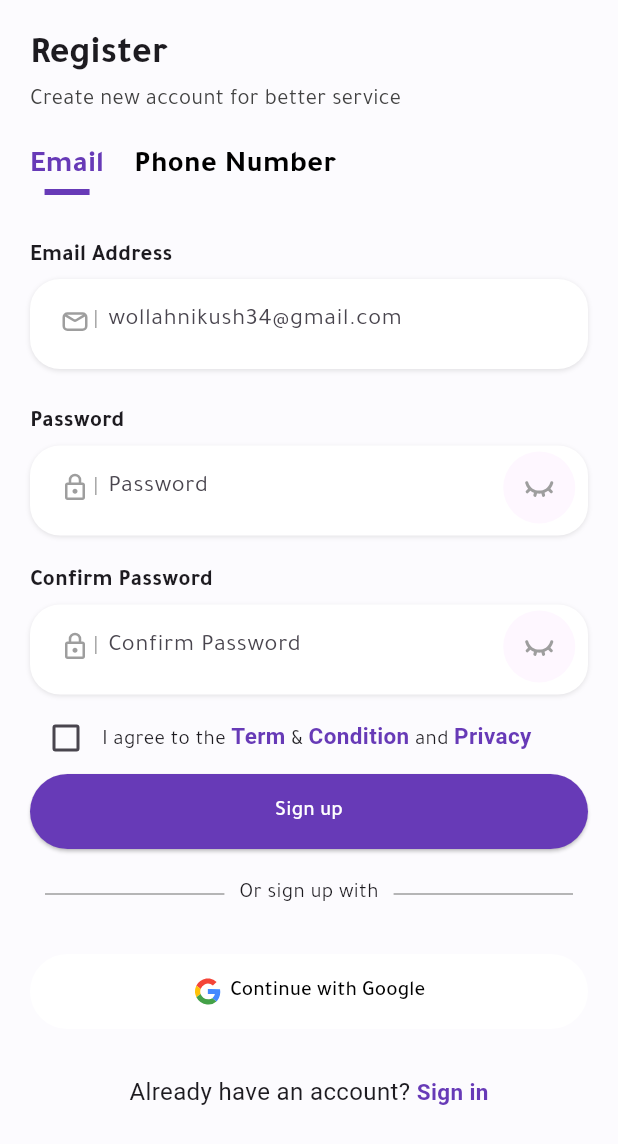
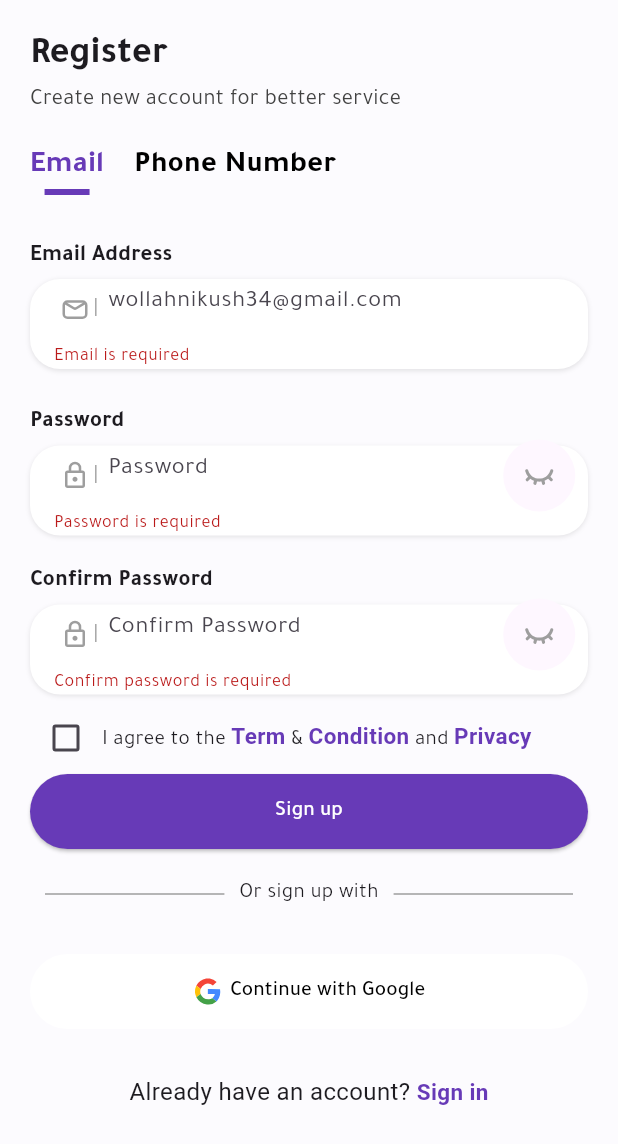
Before and after one commit to sajjadleith/dummy-project, a Flutter app: the screen it shows after launch, after a tap on "Sign up", on a phone screen of 412 x 824 dp. Shown: the top 1144 px of the screen. Run offline on Flutter 3.47's test engine with Material 3 defaults, Android fonts, the light colour scheme and no system bars; our stand-ins replace flutter_svg.

Commit message:
Making form and validators

```diff
--- a/lib/core/widgets/custome_email.dart
+++ b/lib/core/widgets/custome_email.dart
@@ -4,7 +4,8 @@
 import '../app-constain.dart';
 
 class CustomeEmail extends StatefulWidget {
-  const CustomeEmail({super.key});
+  const CustomeEmail({super.key, required this.controller});
+  final TextEditingController controller;
 
   @override
   State<CustomeEmail> createState() => _CustomeEmailState();
@@ -28,6 +29,7 @@
           ],
         ),
         child: TextFormField(
+          controller: widget.controller,
           decoration: InputDecoration(
             prefixIcon: Row(
               mainAxisSize: MainAxisSize.min,
@@ -35,17 +37,11 @@
               crossAxisAlignment: CrossAxisAlignment.center,
               children: [
                 Padding(
-                  padding: const EdgeInsets.only(
-                    left: 20,
-                    right: 2,
-                  ),
+                  padding: const EdgeInsets.only(left: 20, right: 2),
                   child: SvgPicture.asset(
                     AppConstain.mail2,
                     width: 20,
-                    colorFilter: ColorFilter.mode(
-                      Colors.grey,
-                      BlendMode.srcIn,
-                    ),
+                    colorFilter: ColorFilter.mode(Colors.grey, BlendMode.srcIn),
                   ),
                 ),
                 Text("|", style: TextStyle(color: Colors.grey)),
@@ -57,6 +53,15 @@
               borderSide: BorderSide.none,
             ),
           ),
+          validator: (value) {
+            if (value == null || value.isEmpty) {
+              return "Email is required";
+            }
+            if (!value.contains("@")) {
+              return "Enter a valid email";
+            }
+            return null;
+          },
         ),
       ),
     );
--- a/lib/core/widgets/cutome_textform.dart
+++ b/lib/core/widgets/cutome_textform.dart
@@ -4,9 +4,15 @@
 import '../app-constain.dart';
 
 class CutomeTextform extends StatefulWidget {
-
-  const CutomeTextform({super.key, required this.title});
+  const CutomeTextform({
+    super.key,
+    required this.title,
+    required this.controller,
+    required this.validator,
+  });
   final String title;
+  final TextEditingController controller;
+  final String? Function(String?)? validator;
 
   @override
   State<CutomeTextform> createState() => _CutomeTextformState();
@@ -16,12 +22,11 @@
   bool obscureText = true;
   @override
   Widget build(BuildContext context) {
-
     return Column(
       mainAxisAlignment: MainAxisAlignment.start,
       crossAxisAlignment: CrossAxisAlignment.start,
       children: [
-        SizedBox(height: 20,),
+        SizedBox(height: 20),
         Text(
           widget.title,
           style: TextStyle(fontSize: 15, fontWeight: FontWeight.bold),
@@ -42,6 +47,7 @@
               ],
             ),
             child: TextFormField(
+              controller: widget.controller,
               decoration: InputDecoration(
                 prefixIcon: Row(
                   mainAxisSize: MainAxisSize.min,
@@ -49,10 +55,7 @@
                   crossAxisAlignment: CrossAxisAlignment.center,
                   children: [
                     Padding(
-                      padding: const EdgeInsets.only(
-                        left: 20,
-                        right: 2,
-                      ),
+                      padding: const EdgeInsets.only(left: 20, right: 2),
                       child: SvgPicture.asset(
                         AppConstain.lock,
                         width: 20,
@@ -80,9 +83,7 @@
                       });
                     },
                     child: Padding(
-                      padding: const EdgeInsets.symmetric(
-                        horizontal: 20,
-                      ),
+                      padding: const EdgeInsets.symmetric(horizontal: 20),
                       child: SizedBox(
                         width: 25,
                         child: SvgPicture.asset(
@@ -97,9 +98,9 @@
                     ),
                   ),
                 ),
-
               ),
               obscureText: obscureText,
+              validator: widget.validator,
             ),
           ),
         ),
--- a/lib/screens/register_screen.dart
+++ b/lib/screens/register_screen.dart
@@ -1,9 +1,6 @@
 import 'package:flutter/gestures.dart';
 import 'package:flutter/material.dart';
-import 'package:flutter_svg/flutter_svg.dart';
-import 'package:music_app/core/app-constain.dart';
 import 'package:music_app/screens/login_screen.dart';
-
 import '../core/widgets/custome_email.dart';
 import '../core/widgets/cutome_button.dart';
 import '../core/widgets/cutome_button_google.dart';
@@ -22,7 +19,16 @@
   bool obscureText = true;
   bool isActive = false;
   int selectedIndex = 0;
-  List<Widget> element = [CustomeEmail(), CutomePhone()];
+  late List<Widget> element = [
+    CustomeEmail(controller: emailController),
+    CutomePhone(controller: phoneController),
+  ];
+  final TextEditingController emailController = TextEditingController();
+  final TextEditingController phoneController = TextEditingController();
+  final TextEditingController passwordController = TextEditingController();
+  final TextEditingController confirmPasswordController =
+      TextEditingController();
+  final _formKey = GlobalKey<FormState>();
 
   TextStyle _textStyle() {
     return TextStyle(
@@ -43,6 +49,8 @@
           child: SingleChildScrollView(
             padding: EdgeInsets.symmetric(horizontal: 20),
             physics: AlwaysScrollableScrollPhysics(),
+            child: Form(
+              key: _formKey,
               child: Column(
                 mainAxisAlignment: MainAxisAlignment.start,
                 crossAxisAlignment: CrossAxisAlignment.start,
@@ -80,13 +88,17 @@
                               style: TextStyle(
                                 fontWeight: FontWeight.bold,
                                 fontSize: 20,
-                              color: selectedIndex == 0 ? Colors.deepPurple : Colors.black,
+                                color: selectedIndex == 0
+                                    ? Colors.deepPurple
+                                    : Colors.black,
                               ),
                             ),
                             Container(
                               width: 30,
                               height: 4,
-                            color: selectedIndex == 0 ? Colors.deepPurple : null,
+                              color: selectedIndex == 0
+                                  ? Colors.deepPurple
+                                  : null,
                             ),
                           ],
                         ),
@@ -110,13 +122,17 @@
                               style: TextStyle(
                                 fontWeight: FontWeight.bold,
                                 fontSize: 20,
-                              color: selectedIndex == 1 ? Colors.deepPurple : Colors.black
+                                color: selectedIndex == 1
+                                    ? Colors.deepPurple
+                                    : Colors.black,
                               ),
                             ),
                             Container(
                               width: 100,
                               height: 4,
-                            color: selectedIndex == 1 ? Colors.deepPurple : null,
+                              color: selectedIndex == 1
+                                  ? Colors.deepPurple
+                                  : null,
                             ),
                           ],
                         ),
@@ -125,15 +141,40 @@
                   ),
                   SizedBox(height: 30),
                   Text(
-                  selectedIndex == 0? "Email Address" : "Phone Number",
+                    selectedIndex == 0 ? "Email Address" : "Phone Number",
                     style: TextStyle(fontSize: 15, fontWeight: FontWeight.bold),
                   ),
                   SizedBox(height: 5),
                   // TextFormField,
-                selectedIndex  == 0 ? CustomeEmail(): CutomePhone(),
+                  selectedIndex == 0
+                      ? CustomeEmail(controller: emailController)
+                      : CutomePhone(controller: phoneController),
                   SizedBox(height: 5),
-                CutomeTextform(title: "Password"),
-                CutomeTextform(title: "Confirm Password"),
+                  CutomeTextform(
+                    controller: passwordController,
+                    title: "Password",
+                    validator: (value) {
+                      if (value == null || value.isEmpty) {
+                        return "Password is required";
+                      }
+                      if (value.length < 6) {
+                        return "Password must be at least 6 characters";
+                      }
+                      return null;
+                    },
+                  ),
+                  CutomeTextform(
+                    controller: confirmPasswordController,
+                    title: "Confirm Password",
+                    validator: (value) {
+                      if (value == null || value.isEmpty) {
+                        return "Confirm password is required";
+                      }
+                      if (value != passwordController.text) {
+                        return "Passwords do not match";
+                      }
+                    },
+                  ),
                   SizedBox(height: 5),
                   // Term & Condition and Privacy
                   Container(
@@ -161,7 +202,10 @@
                                 TextSpan(text: "I agree to the "),
                                 TextSpan(text: "Term", style: _textStyle()),
                                 TextSpan(text: " & "),
-                              TextSpan(text: "Condition", style: _textStyle()),
+                                TextSpan(
+                                  text: "Condition",
+                                  style: _textStyle(),
+                                ),
                                 TextSpan(text: " and "),
                                 TextSpan(
                                   text: "Privacy",
@@ -177,7 +221,19 @@
                       ],
                     ),
                   ),
-                CButton(title: 'Sign up', onPressed: () {}),
+                  CButton(
+                    title: 'Sign up',
+                    onPressed: () {
+                      if (_formKey.currentState!.validate()) {
+                        print("value of email: ${emailController.text}");
+                        print("value of phone: ${phoneController.text}");
+                        print("value of password: ${passwordController.text}");
+                        print(
+                          "value of password: ${confirmPasswordController.text}",
+                        );
+                      }
+                    },
+                  ),
                   SizedBox(height: 20),
                   CutomeDivider(),
                   SizedBox(height: 30),
@@ -213,6 +269,7 @@
             ),
           ),
         ),
+      ),
     );
   }
 }
```
Also changed, not shown: lib/core/widgets/cutome_phone.dart (+14 -9 lines), lib/screens/login_screen.dart (+52 -11 lines). Lines whose indentation alone changed are shown as unchanged.
